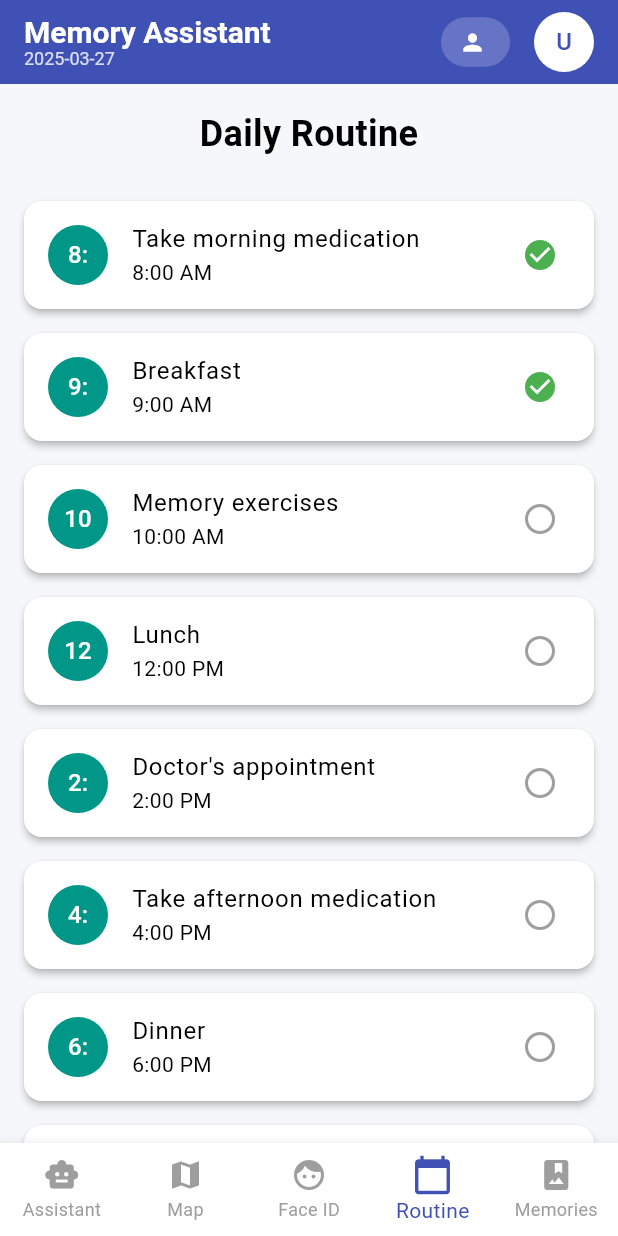
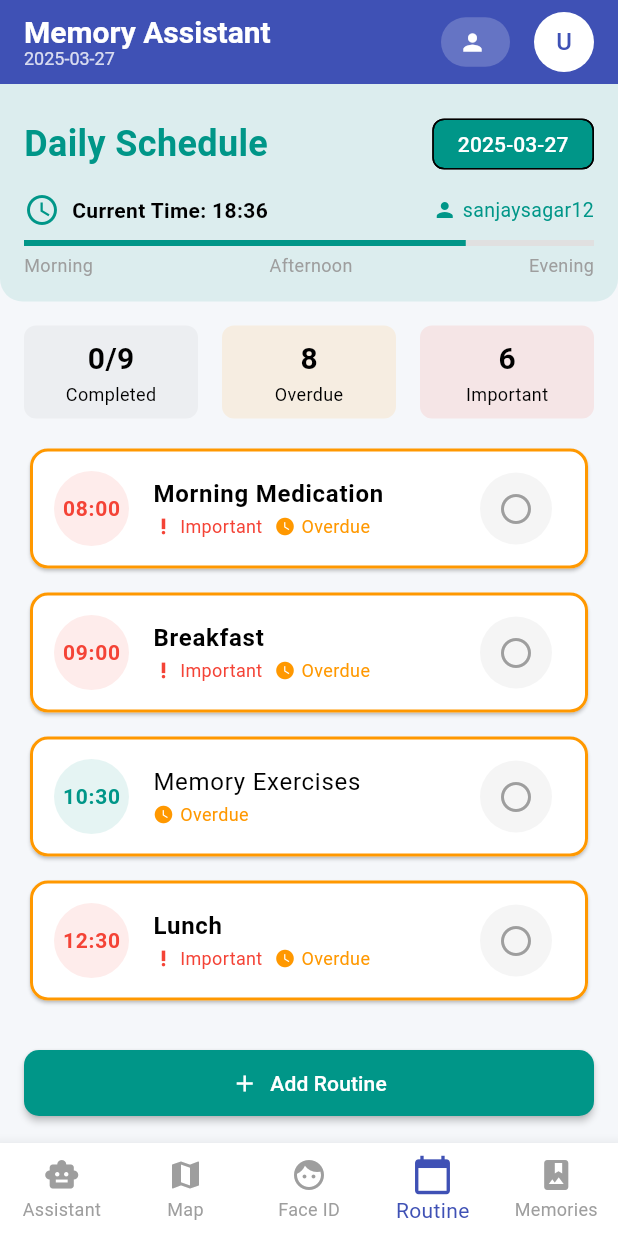
Before and after one commit to sanjaysagar12/memory_assistant, a Flutter app: the HomeScreen screen opened directly with empty values, item 4 of the bottom bar chosen, on a phone screen of 412 x 824 dp. Run offline on Flutter 3.47's test engine with Material 3 defaults, Android fonts, the phone set to English and light mode, and no system bars; our stand-ins replace geolocator, google_maps_flutter, speech_to_text.

Commit message:
updated routine

```diff
--- a/lib/components/daily_routine/daily_routine.dart
+++ /dev/null
@@ -1,29 +0,0 @@
-import 'package:flutter/material.dart';
-import 'routine_item.dart';
-
-class DailyRoutine extends StatelessWidget {
-  const DailyRoutine({Key? key}) : super(key: key);
-
-  @override
-  Widget build(BuildContext context) {
-    return ListView(
-      padding: const EdgeInsets.all(16),
-      children: [
-        const Text(
-          "Daily Routine",
-          style: TextStyle(fontSize: 24, fontWeight: FontWeight.bold),
-          textAlign: TextAlign.center,
-        ),
-        const SizedBox(height: 20),
-        RoutineItem(time: "8:00 AM", activity: "Take morning medication", completed: true),
-        RoutineItem(time: "9:00 AM", activity: "Breakfast", completed: true),
-        RoutineItem(time: "10:00 AM", activity: "Memory exercises", completed: false),
-        RoutineItem(time: "12:00 PM", activity: "Lunch", completed: false),
-        RoutineItem(time: "2:00 PM", activity: "Doctor's appointment", completed: false),
-        RoutineItem(time: "4:00 PM", activity: "Take afternoon medication", completed: false),
-        RoutineItem(time: "6:00 PM", activity: "Dinner", completed: false),
-        RoutineItem(time: "9:00 PM", activity: "Take evening medication", completed: false),
-      ],
-    );
-  }
-}
--- /dev/null
+++ b/lib/components/daily_routine/daily_routine_component.dart
@@ -0,0 +1,387 @@
+import 'package:flutter/material.dart';
+
+class DailyRoutineComponent extends StatefulWidget {
+  const DailyRoutineComponent({Key? key}) : super(key: key);
+
+  @override
+  _DailyRoutineComponentState createState() => _DailyRoutineComponentState();
+}
+
+class _DailyRoutineComponentState extends State<DailyRoutineComponent> {
+  // Sample routine data
+  final List<Map<String, dynamic>> _routines = [
+    {
+      'time': '08:00',
+      'activity': 'Morning Medication',
+      'completed': false,
+      'important': true,
+    },
+    {
+      'time': '09:00',
+      'activity': 'Breakfast',
+      'completed': false,
+      'important': true,
+    },
+    {
+      'time': '10:30',
+      'activity': 'Memory Exercises',
+      'completed': false,
+      'important': false,
+    },
+    {
+      'time': '12:30',
+      'activity': 'Lunch',
+      'completed': false,
+      'important': true,
+    },
+    {
+      'time': '14:00',
+      'activity': 'Walk in the Garden',
+      'completed': false,
+      'important': false,
+    },
+    {
+      'time': '16:00',
+      'activity': 'Afternoon Medication',
+      'completed': false,
+      'important': true,
+    },
+    {
+      'time': '18:00',
+      'activity': 'Dinner',
+      'completed': false,
+      'important': true,
+    },
+    {
+      'time': '18:30',
+      'activity': 'Call Family',
+      'completed': false,
+      'important': false,
+    },
+    {
+      'time': '21:30',
+      'activity': 'Evening Medication',
+      'completed': false,
+      'important': true,
+    },
+  ];
+
+  // Current time exactly as provided
+  String _currentTime = "2025-03-27 18:36:06";
+  late DateTime _currentDateTime;
+  String _username = "sanjaysagar12";
+
+  @override
+  void initState() {
+    super.initState();
+    _updateCurrentTime();
+  }
+
+  // Update current time from the provided time string
+  void _updateCurrentTime() {
+    try {
+      _currentDateTime = DateTime.parse(_currentTime);
+    } catch (e) {
+      _currentDateTime = DateTime.now(); // Fallback to system time
+    }
+  }
+
+  // Toggle completion status of a routine
+  void _toggleRoutineCompletion(int index) {
+    setState(() {
+      _routines[index]['completed'] = !_routines[index]['completed'];
+    });
+  }
+
+  @override
+  Widget build(BuildContext context) {
+    return Column(
+      children: [
+        // Header with current time
+        Container(
+          padding: EdgeInsets.all(16),
+          decoration: BoxDecoration(
+            color: Colors.teal.withOpacity(0.1),
+            borderRadius: BorderRadius.only(
+              bottomLeft: Radius.circular(15),
+              bottomRight: Radius.circular(15),
+            ),
+          ),
+          child: Column(
+            children: [
+              Row(
+                mainAxisAlignment: MainAxisAlignment.spaceBetween,
+                children: [
+                  Text(
+                    'Daily Schedule',
+                    style: TextStyle(
+                      fontSize: 24,
+                      fontWeight: FontWeight.bold,
+                      color: Colors.teal,
+                    ),
+                  ),
+                  Chip(
+                    label: Text(
+                      _currentDateTime.toLocal().toString().split(' ')[0],
+                      style: TextStyle(color: Colors.white),
+                    ),
+                    backgroundColor: Colors.teal,
+                    padding: EdgeInsets.symmetric(horizontal: 8),
+                  ),
+                ],
+              ),
+              SizedBox(height: 8),
+              Row(
+                children: [
+                  Icon(Icons.access_time, color: Colors.teal),
+                  SizedBox(width: 8),
+                  Text(
+                    'Current Time: ${_currentDateTime.hour.toString().padLeft(2, '0')}:${_currentDateTime.minute.toString().padLeft(2, '0')}',
+                    style: TextStyle(fontWeight: FontWeight.bold),
+                  ),
+                  Spacer(),
+                  Icon(Icons.person, color: Colors.teal, size: 16),
+                  SizedBox(width: 4),
+                  Text(_username, style: TextStyle(color: Colors.teal, fontSize: 13)),
+                ],
+              ),
+              SizedBox(height: 8),
+              LinearProgressIndicator(
+                value: (_currentDateTime.hour * 60 + _currentDateTime.minute) / (24 * 60),
+                backgroundColor: Colors.grey[300],
+                valueColor: AlwaysStoppedAnimation<Color>(Colors.teal),
+              ),
+              SizedBox(height: 4),
+              Row(
+                mainAxisAlignment: MainAxisAlignment.spaceBetween,
+                children: [
+                  Text('Morning', style: TextStyle(fontSize: 12, color: Colors.grey)),
+                  Text('Afternoon', style: TextStyle(fontSize: 12, color: Colors.grey)),
+                  Text('Evening', style: TextStyle(fontSize: 12, color: Colors.grey)),
+                ],
+              ),
+            ],
+          ),
+        ),
+
+        // Stats summary (completed vs total)
+        Padding(
+          padding: const EdgeInsets.all(16.0),
+          child: Row(
+            children: [
+              Expanded(
+                child: Container(
+                  padding: EdgeInsets.symmetric(vertical: 8),
+                  decoration: BoxDecoration(
+                    color: Colors.grey.withOpacity(0.1),
+                    borderRadius: BorderRadius.circular(8),
+                  ),
+                  child: Column(
+                    children: [
+                      Text(
+                        '${_routines.where((r) => r['completed']).length}/${_routines.length}',
+                        style: TextStyle(fontSize: 20, fontWeight: FontWeight.bold),
+                      ),
+                      Text('Completed', style: TextStyle(fontSize: 12)),
+                    ],
+                  ),
+                ),
+              ),
+              SizedBox(width: 16),
+              Expanded(
+                child: Container(
+                  padding: EdgeInsets.symmetric(vertical: 8),
+                  decoration: BoxDecoration(
+                    color: Colors.orange.withOpacity(0.1),
+                    borderRadius: BorderRadius.circular(8),
+                  ),
+                  child: Column(
+                    children: [
+                      Text(
+                        '${_routines.where((r) => !r['completed'] && _isRoutinePastDue(r)).length}',
+                        style: TextStyle(fontSize: 20, fontWeight: FontWeight.bold),
+                      ),
+                      Text('Overdue', style: TextStyle(fontSize: 12)),
+                    ],
+                  ),
+                ),
+              ),
+              SizedBox(width: 16),
+              Expanded(
+                child: Container(
+                  padding: EdgeInsets.symmetric(vertical: 8),
+                  decoration: BoxDecoration(
+                    color: Colors.red.withOpacity(0.1),
+                    borderRadius: BorderRadius.circular(8),
+                  ),
+                  child: Column(
+                    children: [
+                      Text(
+                        '${_routines.where((r) => r['important'] && !r['completed']).length}',
+                        style: TextStyle(fontSize: 20, fontWeight: FontWeight.bold),
+                      ),
+                      Text('Important', style: TextStyle(fontSize: 12)),
+                    ],
+                  ),
+                ),
+              ),
+            ],
+          ),
+        ),
+
+        // Routine List
+        Expanded(
+          child: ListView.separated(
+            padding: EdgeInsets.only(left: 16, right: 16),
+            itemCount: _routines.length,
+            separatorBuilder: (context, index) => SizedBox(height: 8),
+            itemBuilder: (context, index) {
+              final routine = _routines[index];
+
+              // Check if routine is past due or current
+              bool isPastDue = _isRoutinePastDue(routine);
+              bool isCurrent = _isRoutineCurrent(routine);
+
+              return Card(
+                elevation: isCurrent ? 4 : 1,
+                shape: RoundedRectangleBorder(
+                  borderRadius: BorderRadius.circular(12),
+                  side: BorderSide(
+                    color: isCurrent
+                        ? Colors.teal
+                        : (isPastDue && !routine['completed'])
+                            ? Colors.orange
+                            : Colors.transparent,
+                    width: isCurrent || (isPastDue && !routine['completed']) ? 2 : 0,
+                  ),
+                ),
+                child: Padding(
+                  padding: const EdgeInsets.symmetric(vertical: 4),
+                  child: ListTile(
+                    leading: Container(
+                      width: 50,
+                      height: 50,
+                      decoration: BoxDecoration(
+                        shape: BoxShape.circle,
+                        color: routine['important'] ? Colors.red.withOpacity(0.1) : Colors.teal.withOpacity(0.1),
+                      ),
+                      child: Center(
+                        child: Text(
+                          routine['time'],
+                          style: TextStyle(
+                            fontSize: 14,
+                            fontWeight: FontWeight.bold,
+                            color: routine['important'] ? Colors.red : Colors.teal,
+                          ),
+                        ),
+                      ),
+                    ),
+                    title: Text(
+                      routine['activity'],
+                      style: TextStyle(
+                        fontSize: 16,
+                        fontWeight: routine['important'] ? FontWeight.bold : FontWeight.normal,
+                        decoration: routine['completed'] ? TextDecoration.lineThrough : null,
+                        color: routine['completed'] ? Colors.grey : Colors.black,
+                      ),
+                    ),
+                    subtitle: Row(
+                      children: [
+                        if (routine['important'])
+                          Row(
+                            children: [
+                              Icon(Icons.priority_high, size: 14, color: Colors.red),
+                              SizedBox(width: 4),
+                              Text('Important', style: TextStyle(color: Colors.red, fontSize: 12)),
+                              SizedBox(width: 8),
+                            ],
+                          ),
+                        if (isPastDue && !routine['completed'])
+                          Row(
+                            children: [
+                              Icon(Icons.watch_later, size: 14, color: Colors.orange),
+                              SizedBox(width: 4),
+                              Text('Overdue', style: TextStyle(color: Colors.orange, fontSize: 12)),
+                            ],
+                          ),
+                      ],
+                    ),
+                    trailing: Container(
+                      decoration: BoxDecoration(
+                        shape: BoxShape.circle,
+                        color: routine['completed'] ? Colors.green.withOpacity(0.1) : Colors.grey.withOpacity(0.1),
+                      ),
+                      child: IconButton(
+                        icon: Icon(
+                          routine['completed'] ? Icons.check_circle : Icons.circle_outlined,
+                          color: routine['completed'] ? Colors.green : Colors.grey,
+                        ),
+                        onPressed: () => _toggleRoutineCompletion(index),
+                      ),
+                    ),
+                    onTap: () => _toggleRoutineCompletion(index),
+                  ),
+                ),
+              );
+            },
+          ),
+        ),
+
+        // Add new routine button
+        Padding(
+          padding: const EdgeInsets.all(16.0),
+          child: Row(
+            children: [
+              Expanded(
+                child: ElevatedButton.icon(
+                  onPressed: () {
+                    ScaffoldMessenger.of(context).showSnackBar(
+                      SnackBar(content: Text('Add routine feature coming soon')),
+                    );
+                  },
+                  icon: Icon(Icons.add),
+                  label: Text('Add Routine'),
+                  style: ElevatedButton.styleFrom(
+                    backgroundColor: Colors.teal,
+                    foregroundColor: Colors.white,
+                    padding: EdgeInsets.symmetric(vertical: 12),
+                    shape: RoundedRectangleBorder(
+                      borderRadius: BorderRadius.circular(10),
+                    ),
+                  ),
+                ),
+              ),
+            ],
+          ),
+        ),
+      ],
+    );
+  }
+
+  // Helper method to check if a routine is past due
+  bool _isRoutinePastDue(Map<String, dynamic> routine) {
+    // Parse routine time
+    final timeParts = routine['time'].split(':');
+    final routineHour = int.parse(timeParts[0]);
+    final routineMinute = int.parse(timeParts[1]);
+
+    return (routineHour < _currentDateTime.hour) ||
+           (routineHour == _currentDateTime.hour &&
+            routineMinute <= _currentDateTime.minute);
+  }
+
+  // Helper method to check if a routine is current (within 15 min window)
+  bool _isRoutineCurrent(Map<String, dynamic> routine) {
+    // Parse routine time
+    final timeParts = routine['time'].split(':');
+    final routineHour = int.parse(timeParts[0]);
+    final routineMinute = int.parse(timeParts[1]);
+
+    // Convert both times to minutes for easier comparison
+    final currentTotalMinutes = _currentDateTime.hour * 60 + _currentDateTime.minute;
+    final routineTotalMinutes = routineHour * 60 + routineMinute;
+
+    // Current if within 15 minutes window (either way)
+    return (currentTotalMinutes - routineTotalMinutes).abs() <= 15;
+  }
+}
--- a/lib/components/daily_routine/routine_item.dart
+++ /dev/null
@@ -1,39 +0,0 @@
-import 'package:flutter/material.dart';
-
-class RoutineItem extends StatelessWidget {
-  final String time;
-  final String activity;
-  final bool completed;
-  final VoidCallback? onTap;
-
-  const RoutineItem({
-    Key? key,
-    required this.time,
-    required this.activity,
-    required this.completed,
-    this.onTap,
-  }) : super(key: key);
-
-  @override
-  Widget build(BuildContext context) {
-    return Card(
-      margin: const EdgeInsets.symmetric(vertical: 8),
-      child: ListTile(
-        leading: CircleAvatar(
-          backgroundColor: Colors.teal,
-          child: Text(
-            time.substring(0, 2),
-            style: const TextStyle(color: Colors.white),
-          ),
-        ),
-        title: Text(activity),
-        subtitle: Text(time),
-        trailing: Icon(
-          completed ? Icons.check_circle : Icons.circle_outlined,
-          color: completed ? Colors.green : Colors.grey,
-        ),
-        onTap: onTap,
-      ),
-    );
-  }
-}
--- a/lib/screens/home_screen.dart
+++ b/lib/screens/home_screen.dart
@@ -2,7 +2,7 @@ import 'package:flutter/material.dart';
 import '../components/ai_assistant.dart';
 import '../components/map_view.dart';
 import '../components/facial_recognition.dart';
-import '../components/daily_routine/daily_routine.dart';
+import '../components/daily_routine/daily_routine_component.dart';
 import '../components/memories/memories_grid.dart';
 import '../theme/app_theme.dart';
 import 'login_screen.dart';
@@ -72,7 +72,7 @@ class _HomeScreenState extends State<HomeScreen> with SingleTickerProviderStateM
       case 2:
         return const FacialRecognition();
       case 3:
-        return const DailyRoutine();
+        return const DailyRoutineComponent();
       case 4:
         return const MemoriesGrid();
       default:
```
